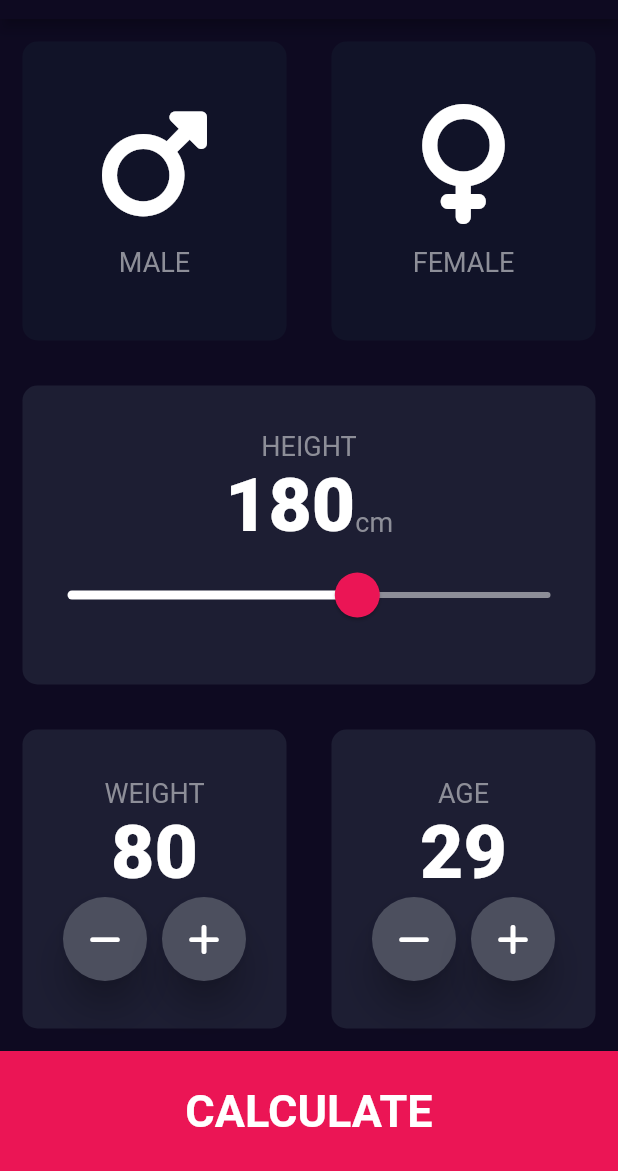
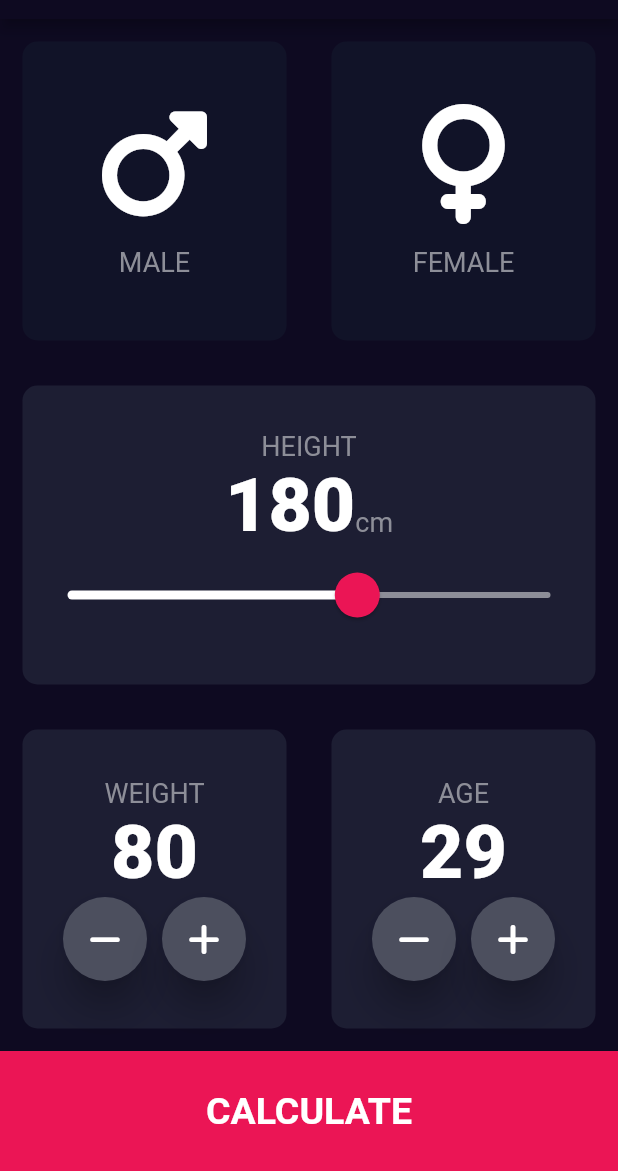
Before and after one commit to ginoliza/flutter_bmi_calculator, a Flutter app: the screen it shows after launch, on a phone screen of 412 x 824 dp, the part 65-1236 px from its top. Run offline on Flutter 3.47's test engine with Material 2 defaults, Android fonts, the phone set to English and light mode, and no system bars; our stand-ins replace font_awesome_flutter.

```diff
--- /dev/null
+++ b/lib/components/botton_button.dart
@@ -0,0 +1,26 @@
+import 'package:flutter/material.dart';
+import 'package:bmi_calculator/constants.dart';
+
+class BottomButton extends StatelessWidget {
+  BottomButton({required this.buttonTitle, required this.onTap});
+
+  final String buttonTitle;
+  final Function() onTap;
+
+  @override
+  Widget build(BuildContext context) {
+    return GestureDetector(
+      onTap: onTap,
+      child: Container(
+        height: kBottomContainerHeight,
+        color: kBottomContainerColour,
+        child: Center(
+          child: Text(
+            buttonTitle,
+            style: kLargeButtonTextStyle,
+          ),
+        ),
+      ),
+    );
+  }
+}
--- a/lib/main.dart
+++ b/lib/main.dart
@@ -1,5 +1,5 @@
 import 'package:flutter/material.dart';
-import 'input_page.dart';
+import 'screens/input_page.dart';
 
 void main() => runApp(BMICalculator());
 
--- a/lib/input_page.dart
+++ b/lib/screens/input_page.dart
@@ -1,9 +1,10 @@
 import 'package:flutter/material.dart';
 import 'package:font_awesome_flutter/font_awesome_flutter.dart';
-import 'icon_content.dart';
-import 'reusable_card.dart';
-import 'constants.dart';
+import '../components/icon_content.dart';
+import '../components/reusable_card.dart';
+import '../constants.dart';
 import 'results_page.dart';
+import 'package:bmi_calculator/components/botton_button.dart';
 
 enum Gender { male, female }
 
@@ -208,27 +209,17 @@ class _InputPageState extends State<InputPage> {
               ],
             ),
           ),
-          GestureDetector(
+          BottomButton(
+            buttonTitle: "CALCULATE",
             onTap: () {
               Navigator.push(
                 context,
-                MaterialPageRoute(builder: (context) => ResultsPage()),
+                MaterialPageRoute(
+                  builder: (context) => ResultsPage(),
+                ),
               );
             },
-            child: Container(
-              height: kBottomContainerHeight,
-              color: kBottomContainerColour,
-              child: Center(
-                child: Text(
-                  "CALCULATE",
-                  style: TextStyle(
-                    fontSize: 30.0,
-                    fontWeight: FontWeight.bold,
-                  ),
-                ),
-              ),
-            ),
-          ),
+          )
         ],
       ),
     );
```
Also changed, not shown: lib/constants.dart (+25 -0 lines), lib/results_page.dart (deleted, +0 -15 lines), lib/screens/results_page.dart (added, +63 -0 lines), lib/components/icon_content.dart (renamed from lib/icon_content.dart), lib/components/reusable_card.dart (renamed from lib/reusable_card.dart), 1 other file.
